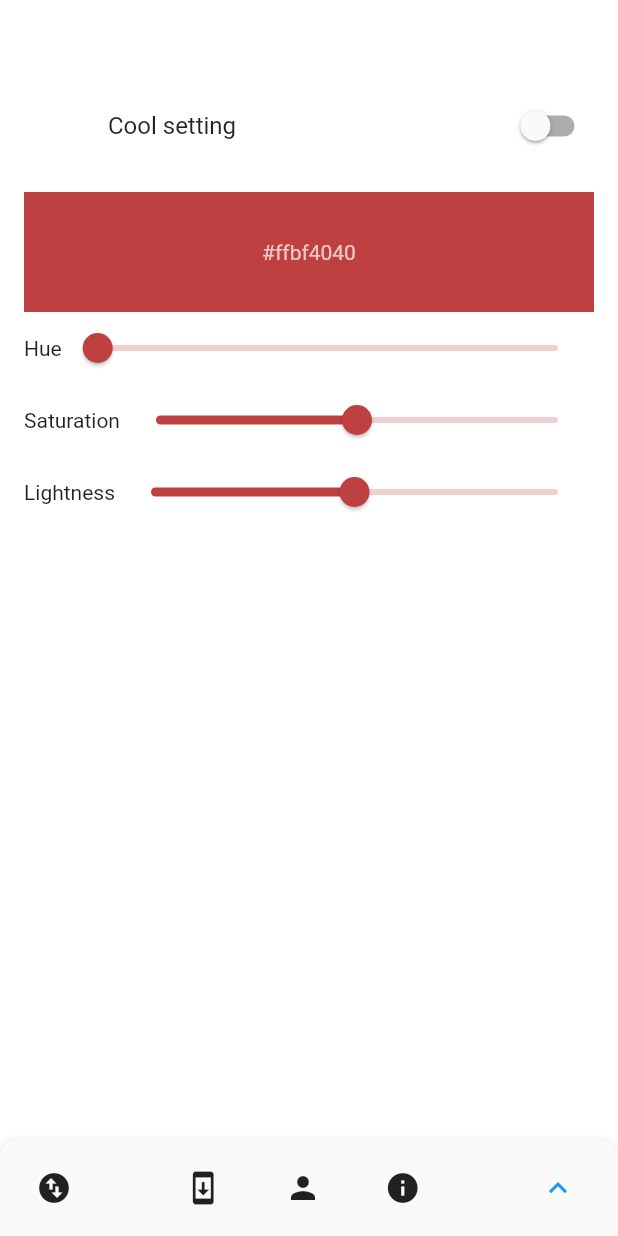
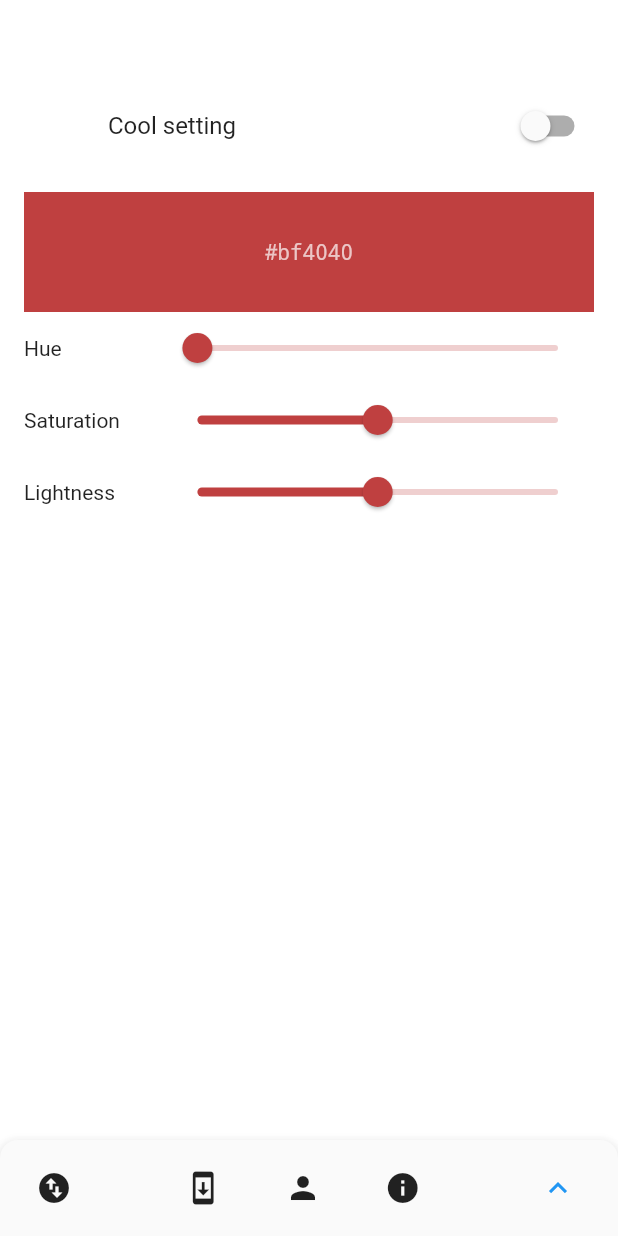
Before and after one commit to PotatoProject/PotatoFries, a Flutter app: the screen it shows after launch, on a phone screen of 412 x 824 dp. Run offline on Flutter 3.47's test engine with Material 2 defaults, Android fonts, the phone set to English and light mode, and no system bars; our stand-ins replace flutter_svg, simple_animations.

Commit message:
Make the color picker ui better looking

```diff
--- a/lib/widgets/color_picker.dart
+++ b/lib/widgets/color_picker.dart
@@ -30,11 +30,13 @@ class _ColorPickerState extends State<ColorPicker> {
                     HSLColor.fromAHSL(1, hue, saturation, lightness)
                         .toColor()
                         .value
-                        .toRadixString(16),
+                        .toRadixString(16)
+                        .substring(2, 8),
                 style: TextStyle(
                   color: lightness > 0.5
                       ? Colors.black.withOpacity(0.70)
                       : Colors.white.withOpacity(0.70),
+                  fontFamily: 'monospace'
                 ),
               ),
             ),
@@ -42,7 +44,9 @@ class _ColorPickerState extends State<ColorPicker> {
           Row(
             children: <Widget>[
               Text('Hue'),
-              Expanded(
+              Spacer(),
+              Container(
+                width: (MediaQuery.of(context).size.width / 10) * 7,
                 child: Slider(
                   activeColor: HSLColor.fromAHSL(1, hue, saturation, lightness)
                       .toColor(),
@@ -54,13 +58,15 @@ class _ColorPickerState extends State<ColorPicker> {
                   max: 360,
                   onChanged: (d) => setState(() => hue = d),
                 ),
-              ),
+              )
             ],
           ),
           Row(
             children: <Widget>[
               Text('Saturation'),
-              Expanded(
+              Spacer(),
+              Container(
+                width: (MediaQuery.of(context).size.width / 10) * 7,
                 child: Slider(
                   activeColor: HSLColor.fromAHSL(1, hue, saturation, lightness)
                       .toColor(),
@@ -80,7 +86,9 @@ class _ColorPickerState extends State<ColorPicker> {
             child: Row(
               children: <Widget>[
                 Text('Lightness'),
-                Expanded(
+                Spacer(),
+                Container(
+                  width: (MediaQuery.of(context).size.width / 10) * 7,
                   child: Slider(
                     activeColor:
                         HSLColor.fromAHSL(1, hue, saturation, lightness)
```
